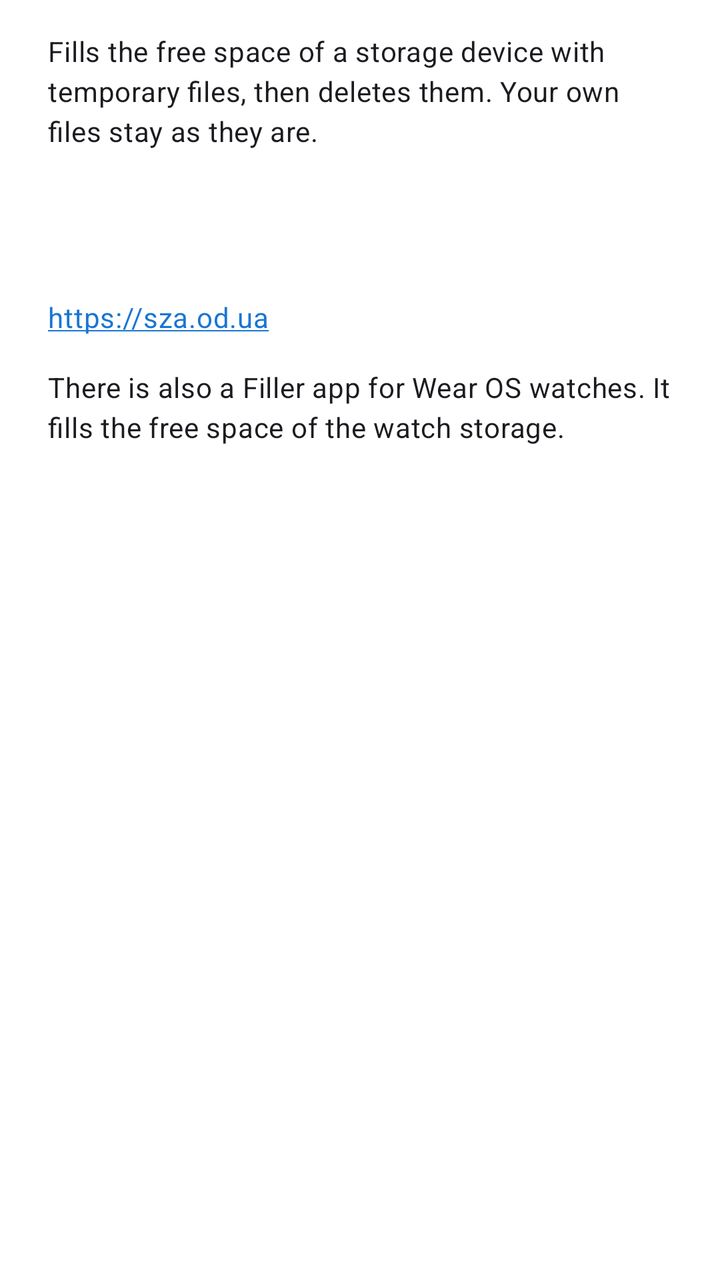
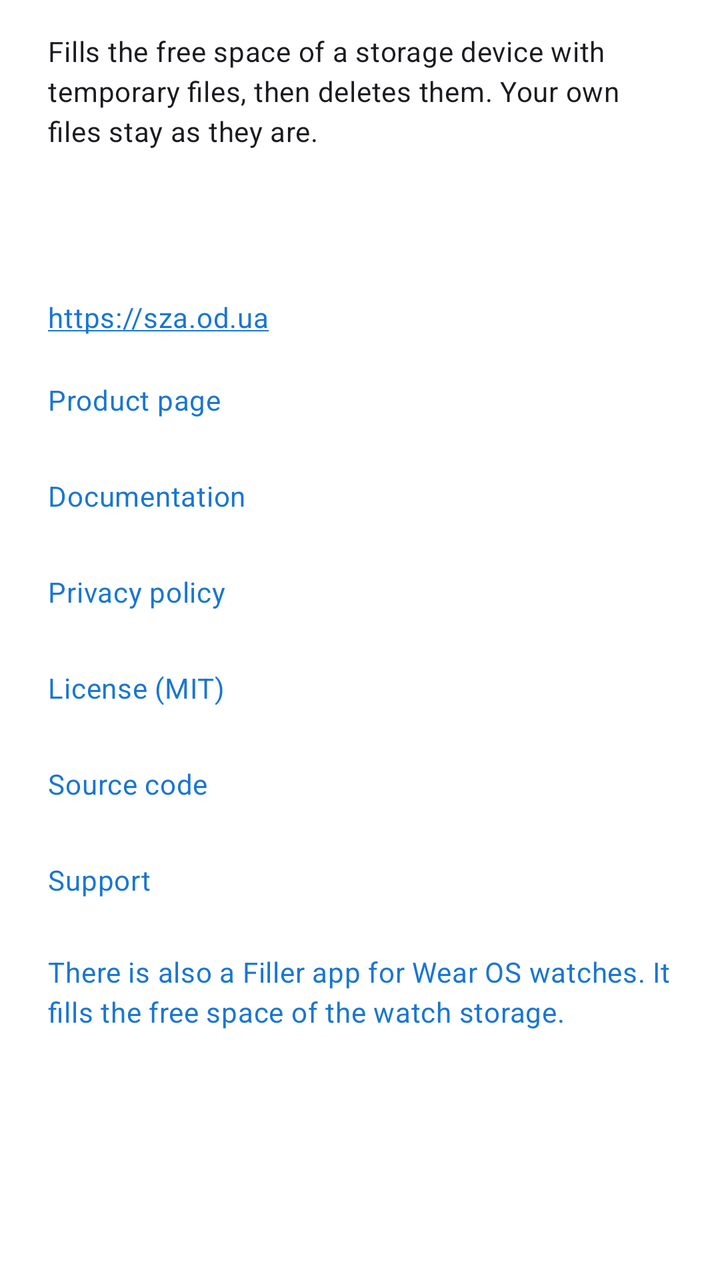

An Android layout rendered at two revisions. The XML below is the earlier revision; the diff shows what the commit changed to produce the second picture.
<!-- AndroidManifest.xml: application theme Theme.Filler -->
<!-- res/layout/dialog_about.xml -->
<?xml version="1.0" encoding="utf-8"?>
<ScrollView xmlns:android="http://schemas.android.com/apk/res/android"
    android:layout_width="match_parent"
    android:layout_height="wrap_content">

    <LinearLayout
        android:layout_width="match_parent"
        android:layout_height="wrap_content"
        android:orientation="vertical"
        android:paddingStart="?attr/dialogPreferredPadding"
        android:paddingTop="@dimen/filler_spacing_16"
        android:paddingEnd="?attr/dialogPreferredPadding">

        <TextView
            android:id="@+id/txtAboutDescription"
            android:layout_width="match_parent"
            android:layout_height="wrap_content"
            android:text="@string/filler_intro"
            android:textAppearance="?attr/textAppearanceBodyMedium" />

        <TextView
            android:id="@+id/txtAboutVersion"
            android:layout_width="match_parent"
            android:layout_height="wrap_content"
            android:layout_marginTop="@dimen/filler_spacing_16"
            android:textAppearance="?attr/textAppearanceBodyMedium" />

        <TextView
            android:id="@+id/txtAboutAuthor"
            android:layout_width="match_parent"
            android:layout_height="wrap_content"
            android:layout_marginTop="@dimen/filler_spacing_16"
            android:textAppearance="?attr/textAppearanceBodyMedium" />

        <TextView
            android:id="@+id/txtAboutSite"
            android:layout_width="match_parent"
            android:layout_height="wrap_content"
            android:layout_marginTop="@dimen/filler_spacing_4"
            android:autoLink="web"
            android:text="@string/filler_about_site"
            android:textAppearance="?attr/textAppearanceBodyMedium" />

        
        <TextView
            android:id="@+id/txtAboutWatchApp"
            android:layout_width="match_parent"
            android:layout_height="wrap_content"
            android:layout_marginTop="@dimen/filler_spacing_16"
            android:text="@string/filler_about_watch_app"
            android:textAppearance="?attr/textAppearanceBodyMedium" />
    </LinearLayout>
</ScrollView>
<!-- resources referenced by this layout -->
<resources>
  <dimen name="filler_spacing_16">16dp</dimen>
  <dimen name="filler_spacing_4">4dp</dimen>
  <string name="filler_about_site" translatable="false">https://sza.od.ua</string>
  <string name="filler_about_watch_app">There is also a Filler app for Wear OS watches. It fills the free space of the watch storage.</string>
  <string name="filler_intro">Fills the free space of a storage device with temporary files, then deletes them. Your own files stay as they are.</string>
  <style name="Theme.Filler" parent="Base.Theme.Filler" />
  <color name="blue_500">#FF1976D2</color>
  <color name="blue_700">#FF0D47A1</color>
  <color name="white">#FFFFFFFF</color>
  <color name="teal_700">#FF018786</color>
  <color name="black">#FF000000</color>
  <color name="m3_surface_variant">#FFE7E0EC</color>
  <color name="m3_tertiary">#FF7D5260</color>
  <color name="m3_error">#FFB3261E</color>
  <style name="ThemeOverlay.Filler.MaterialAlertDialog" parent="ThemeOverlay.Material3.MaterialAlertDialog">
          <item name="buttonBarPositiveButtonStyle">@style/Widget.Filler.Button.Dialog</item>
          <item name="buttonBarNegativeButtonStyle">@style/Widget.Filler.Button.Dialog</item>
          <item name="buttonBarNeutralButtonStyle">@style/Widget.Filler.Button.Dialog.Flush</item>
      </style>
  <style name="Widget.Filler.Button.Dialog" parent="">
          <item name="shapeAppearance">@style/ShapeAppearance.Filler.Button</item>
          <item name="android:minWidth">@dimen/m3_btn_dialog_btn_min_width</item>
          <item name="android:layout_marginLeft">@dimen/m3_btn_dialog_btn_spacing</item>
          <item name="android:layout_marginStart">@dimen/m3_btn_dialog_btn_spacing</item>
      </style>
  <style name="Widget.Filler.Button.Dialog.Flush" parent="Widget.Filler.Button.Dialog">
          <item name="android:layout_marginLeft">0dp</item>
          <item name="android:layout_marginStart">0dp</item>
      </style>
  <style name="ShapeAppearance.Filler.Button" parent="">
          <item name="cornerFamily">rounded</item>
          <item name="cornerSize">@dimen/filler_button_corner_radius</item>
      </style>
  <dimen name="filler_button_corner_radius">4dp</dimen>
  <!-- unchanged entries left out for length: 1 -->
</resources>

<!-- the commit's change to res/layout/dialog_about.xml (unified diff, before → after) -->
@@ -43,11 +43,41 @@
 
         
         <TextView
+            android:id="@+id/txtAboutProductPage"
+            style="@style/Widget.Filler.AboutLink"
+            android:layout_marginTop="@dimen/filler_spacing_8"
+            android:text="@string/filler_about_product_page" />
+
+        <TextView
+            android:id="@+id/txtAboutDocumentation"
+            style="@style/Widget.Filler.AboutLink"
+            android:text="@string/filler_about_documentation" />
+
+        <TextView
+            android:id="@+id/txtAboutPrivacy"
+            style="@style/Widget.Filler.AboutLink"
+            android:text="@string/filler_about_privacy" />
+
+        <TextView
+            android:id="@+id/txtAboutLicense"
+            style="@style/Widget.Filler.AboutLink"
+            android:text="@string/filler_about_license" />
+
+        <TextView
+            android:id="@+id/txtAboutSource"
+            style="@style/Widget.Filler.AboutLink"
+            android:text="@string/filler_about_source" />
+
+        <TextView
+            android:id="@+id/txtAboutSupport"
+            style="@style/Widget.Filler.AboutLink"
+            android:text="@string/filler_about_support" />
+
+        
+        <TextView
             android:id="@+id/txtAboutWatchApp"
-            android:layout_width="match_parent"
-            android:layout_height="wrap_content"
-            android:layout_marginTop="@dimen/filler_spacing_16"
-            android:text="@string/filler_about_watch_app"
-            android:textAppearance="?attr/textAppearanceBodyMedium" />
+            style="@style/Widget.Filler.AboutLink"
+            android:layout_marginTop="@dimen/filler_spacing_8"
+            android:text="@string/filler_about_watch_app" />
     </LinearLayout>
 </ScrollView>
<!-- resource entries referenced after the edit -->
@@ -2,10 +2,29 @@
 <resources>
   <dimen name="filler_spacing_16">16dp</dimen>
   <dimen name="filler_spacing_4">4dp</dimen>
+  <dimen name="filler_spacing_8">8dp</dimen>
+  <string name="filler_about_documentation">Documentation</string>
+  <string name="filler_about_license">License (MIT)</string>
+  <string name="filler_about_privacy">Privacy policy</string>
+  <string name="filler_about_product_page">Product page</string>
   <string name="filler_about_site" translatable="false">https://sza.od.ua</string>
+  <string name="filler_about_source">Source code</string>
+  <string name="filler_about_support">Support</string>
   <string name="filler_about_watch_app">There is also a Filler app for Wear OS watches. It fills the free space of the watch storage.</string>
   <string name="filler_intro">Fills the free space of a storage device with temporary files, then deletes them. Your own files stay as they are.</string>
+  <style name="Widget.Filler.AboutLink" parent="">
+          <item name="android:layout_width">match_parent</item>
+          <item name="android:layout_height">wrap_content</item>
+          <item name="android:minHeight">@dimen/filler_link_min_height</item>
+          <item name="android:gravity">center_vertical</item>
+          <item name="android:textAppearance">?attr/textAppearanceBodyMedium</item>
+          <item name="android:textColor">?attr/colorPrimary</item>
+          <item name="android:background">?attr/selectableItemBackground</item>
+          <item name="android:clickable">true</item>
+          <item name="android:focusable">true</item>
+      </style>
   <style name="Theme.Filler" parent="Base.Theme.Filler" />
+  <dimen name="filler_link_min_height">48dp</dimen>
   <color name="blue_500">#FF1976D2</color>
   <color name="blue_700">#FF0D47A1</color>
   <color name="white">#FFFFFFFF</color>
